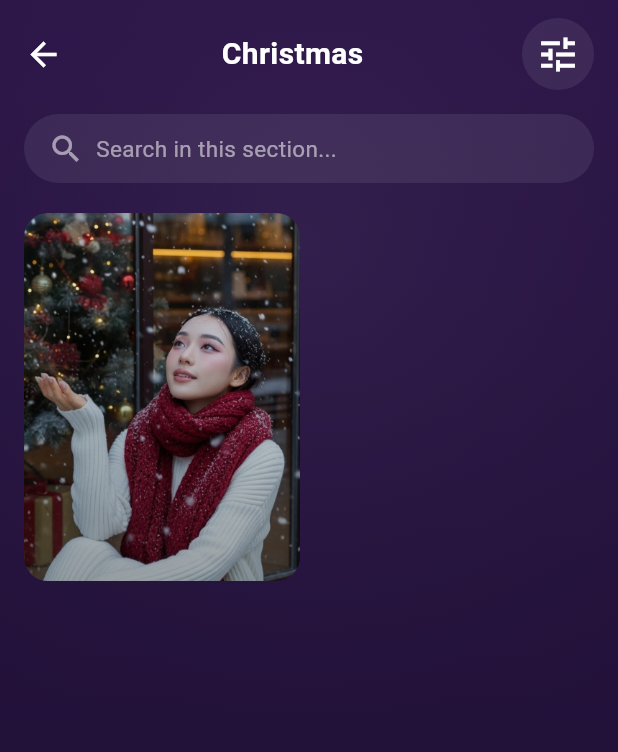
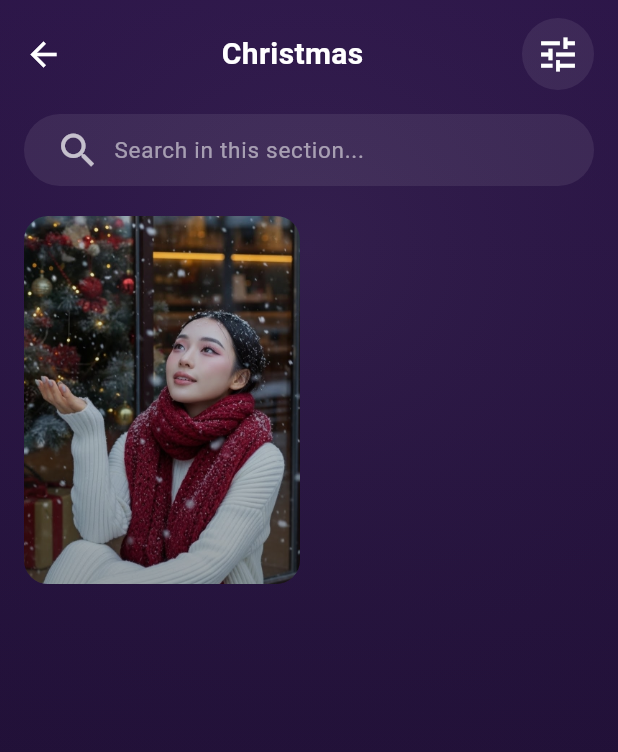
Before and after one commit to Hungvq1130/photo_ai, a Flutter app: the MainPage screen opened directly, after a tap on "See all", on a phone screen of 412 x 824 dp. Shown: the top 752 px of the screen. Run offline on Flutter 3.47's test engine with Material 3 defaults, Android fonts, the phone set to English and light mode, and no system bars; our stand-ins replace easy_localization, image_picker, permission_handler, shared_preferences; missing offline and left inert: image_gallery_saver_plus, image_picker_android, image_picker_platform_interface; accounts and stored records are empty.

Commit message:
fix bug keyboard

```diff
--- a/lib/favPage.dart
+++ b/lib/favPage.dart
@@ -70,7 +70,7 @@ class FavoritePage extends StatelessWidget {
                     builder: (_) => PresetDetailPage(
                       section: PresetSection(
                         id: 'favorite',
-                        name: 'Favorite', // fallback
+                        name: 'Favorite',
                         items: [item],
                       ),
                       item: item,
--- a/lib/hisPage.dart
+++ b/lib/hisPage.dart
@@ -102,7 +102,7 @@ class HistoryPage extends StatelessWidget {
                         builder: (_) => PresetDetailPage(
                           section: PresetSection(
                             id: 'history',
-                            name: 'History', // fallback
+                            name: 'History',
                             items: [item],
                           ),
                           item: item,
--- a/lib/homePage.dart
+++ b/lib/homePage.dart
@@ -6,6 +6,7 @@ import 'package:flutter/services.dart';
 import 'package:image_picker/image_picker.dart';
 import 'package:photo_ai/preset_detail_page.dart';
 import 'package:photo_ai/preset_generator.dart';
+import 'package:photo_ai/route_observer.dart';
 import 'package:photo_ai/seeAllPage.dart';
 import 'package:photo_ai/settings.dart';
 
@@ -27,7 +28,7 @@ class HomePage extends StatefulWidget {
   State<HomePage> createState() => _HomePageState();
 }
 
-class _HomePageState extends State<HomePage> {
+class _HomePageState extends State<HomePage> with RouteAware {
   XFile? _pickedFile;
   Uint8List? _pickedBytes;
   String? _selectedPrompt;
@@ -38,6 +39,7 @@ class _HomePageState extends State<HomePage> {
 
   PresetSection? _selectedSection;
   PresetItem? _selectedItem;
+  final FocusNode _searchFocusNode = FocusNode();
 
   final ImagePicker picker = ImagePicker();
 
@@ -51,6 +53,28 @@ class _HomePageState extends State<HomePage> {
   }
 
   @override
+  void didChangeDependencies() {
+    super.didChangeDependencies();
+
+    final route = ModalRoute.of(context);
+    if (route is PageRoute) {
+      routeObserver.subscribe(this, route);
+    }
+  }
+
+  @override
+  void didPopNext() {
+    _searchFocusNode.unfocus();
+  }
+
+  @override
+  void dispose() {
+    routeObserver.unsubscribe(this);
+    _searchFocusNode.dispose();
+    super.dispose();
+  }
+
+  @override
   Widget build(BuildContext context) {
     final generator = PresetGenerator(context);
 
@@ -58,6 +82,7 @@ class _HomePageState extends State<HomePage> {
       child: GestureDetector(
         onTap: () => FocusScope.of(context).unfocus(),
         child: Scaffold(
+          resizeToAvoidBottomInset: false,
           backgroundColor: Colors.transparent,
 
           appBar: PreferredSize(
@@ -134,6 +159,7 @@ class _HomePageState extends State<HomePage> {
                       ),
                       alignment: Alignment.center,
                       child: TextFormField(
+                        focusNode: _searchFocusNode,
                         style: const TextStyle(color: Colors.white),
                         cursorColor: Colors.white,
                         textInputAction: TextInputAction.search,
@@ -312,6 +338,7 @@ class SectionWidget extends StatelessWidget {
               const Spacer(),
               GestureDetector(
                 onTap: () {
+                  FocusScope.of(context).unfocus();
                   Navigator.push(
                     context,
                     MaterialPageRoute(
@@ -400,7 +427,7 @@ class _PresetItemCard extends StatelessWidget {
     final generator = PresetGenerator(context);
     return GestureDetector(
       onTap: () {
-
+        FocusScope.of(context).unfocus();
         Navigator.push(
           context,
           MaterialPageRoute(
--- a/lib/main.dart
+++ b/lib/main.dart
@@ -1,6 +1,7 @@
 import 'package:easy_localization/easy_localization.dart';
 import 'package:flutter/material.dart';
 import 'package:flutter/services.dart';
+import 'package:photo_ai/route_observer.dart';
 import 'package:photo_ai/splashScreen.dart';
 import 'package:image_picker_platform_interface/image_picker_platform_interface.dart';
 import 'package:image_picker_android/image_picker_android.dart';
@@ -14,6 +15,7 @@ Future<void> main() async {
   if (imagePickerImplementation is ImagePickerAndroid) {
     imagePickerImplementation.useAndroidPhotoPicker = true;
   }
+
   runApp(
     EasyLocalization(
       supportedLocales: const [
@@ -37,6 +39,7 @@ class MyApp extends StatelessWidget {
   @override
   Widget build(BuildContext context) {
     return MaterialApp(
+      navigatorObservers: [routeObserver],
       debugShowCheckedModeBanner: false,
       locale: context.locale,
       supportedLocales: context.supportedLocales,
--- a/lib/mainPage.dart
+++ b/lib/mainPage.dart
@@ -59,15 +59,15 @@ class _MainPageState extends State<MainPage> {
       const ProfilePage(),
     ];
 
-    final bottomInset = MediaQuery.of(context).padding.bottom;
 
     return AppGradientBackground(
       child: Scaffold(
+        resizeToAvoidBottomInset: false,
         backgroundColor: Colors.transparent,
         body: Stack(
           children: [
             Padding(
-              padding: EdgeInsets.only(bottom: 78 + bottomInset),
+              padding: EdgeInsets.only(bottom: 78),
               child: pages[_selectedIndex],
             ),
 
--- /dev/null
+++ b/lib/route_observer.dart
@@ -0,0 +1,4 @@
+import 'package:flutter/material.dart';
+
+final RouteObserver<PageRoute> routeObserver =
+RouteObserver<PageRoute>();
--- a/lib/seeAllPage.dart
+++ b/lib/seeAllPage.dart
@@ -1,22 +1,56 @@
 import 'package:flutter/material.dart';
 import 'package:easy_localization/easy_localization.dart';
+import 'package:photo_ai/preset_detail_page.dart';
+import 'package:photo_ai/route_observer.dart';
 import 'gradientBackground.dart';
 import 'settings.dart';
 import 'favStorage.dart';
 import 'homePage.dart';
 
-class SeeAllPage extends StatelessWidget {
+class SeeAllPage extends StatefulWidget {
   final PresetSection section;
 
   const SeeAllPage({
     super.key,
     required this.section,
   });
+  @override
+  State<SeeAllPage> createState() => _SeeAllPageState();
+}
+class _SeeAllPageState extends State<SeeAllPage> with RouteAware {
+  final FocusNode _searchFocusNode = FocusNode();
+
+  @override
+  void didChangeDependencies() {
+    super.didChangeDependencies();
+    final route = ModalRoute.of(context);
+    if (route is PageRoute) {
+      routeObserver.subscribe(this, route);
+    }
+  }
+
+  @override
+  void didPopNext() {
+    _searchFocusNode.unfocus();
+  }
+
+  @override
+  void dispose() {
+    routeObserver.unsubscribe(this);
+    _searchFocusNode.dispose();
+    super.dispose();
+  }
 
   @override
   Widget build(BuildContext context) {
     return AppGradientBackground(
+        child: GestureDetector(
+            behavior: HitTestBehavior.translucent,
+            onTap: () {
+              FocusScope.of(context).unfocus();
+            },
             child: Scaffold(
+              resizeToAvoidBottomInset: false,
               backgroundColor: Colors.transparent,
               body: SafeArea(
                 child: Column(
@@ -27,7 +61,10 @@ class SeeAllPage extends StatelessWidget {
                       child: Row(
                         children: [
                           GestureDetector(
-                      onTap: () => Navigator.pop(context),
+                            onTap: () => {
+                    _searchFocusNode.unfocus(),
+                    Navigator.pop(context)
+                    },
                             child: const Icon(
                               Icons.arrow_back,
                               color: Colors.white,
@@ -38,7 +75,7 @@ class SeeAllPage extends StatelessWidget {
                           const Spacer(),
 
                           Text(
-                      section.localizedName(context),
+                            widget.section.localizedName(context),
                             style: const TextStyle(
                               color: Colors.white,
                               fontSize: 20,
@@ -69,29 +106,54 @@ class SeeAllPage extends StatelessWidget {
                     Padding(
                       padding: const EdgeInsets.fromLTRB(16, 8, 16, 12),
                       child: Container(
-                  height: 46,
+                        height: 48,
                         padding: const EdgeInsets.symmetric(horizontal: 16),
                         decoration: BoxDecoration(
                           color: Colors.white.withOpacity(0.08),
                           borderRadius: BorderRadius.circular(24),
                         ),
-                  child: Row(
-                    children: [
-                      const Icon(
-                        Icons.search,
-                        color: Colors.white54,
-                      ),
-                      const SizedBox(width: 8),
-                      Expanded(
-                        child: Text(
-                          'see_all_search_hint'.tr(),
-                          style: const TextStyle(
+                        alignment: Alignment.center,
+                        child: TextFormField(
+                          focusNode: _searchFocusNode,
+                          style: const TextStyle(color: Colors.white),
+                          cursorColor: Colors.white,
+                          textInputAction: TextInputAction.search,
+                          textAlignVertical: TextAlignVertical.center,
+
+                          decoration: InputDecoration(
+                            isDense: true,
+
+                            hintText: 'see_all_search_hint'.tr(),
+                            hintStyle: const TextStyle(
                               color: Colors.white54,
                               fontSize: 15,
                             ),
+
+                            prefixIcon: const Icon(
+                              Icons.search,
+                              color: Colors.white70,
+                              size: 30,
                             ),
+
+                            prefixIconConstraints: const BoxConstraints(
+                              minWidth: 40,
+                              minHeight: 40,
                             ),
-                    ],
+
+                            contentPadding: const EdgeInsets.symmetric(
+                                vertical: 0),
+
+                            border: InputBorder.none,
+                            enabledBorder: InputBorder.none,
+                            focusedBorder: InputBorder.none,
+                          ),
+
+                          onChanged: (value) {
+                          },
+
+                          onFieldSubmitted: (value) {
+                            FocusScope.of(context).unfocus();
+                          },
                         ),
                       ),
                     ),
@@ -99,7 +161,7 @@ class SeeAllPage extends StatelessWidget {
                     Expanded(
                       child: GridView.builder(
                         padding: const EdgeInsets.fromLTRB(16, 8, 16, 16),
-                  itemCount: section.items.length,
+                        itemCount: widget.section.items.length,
                         gridDelegate:
                         const SliverGridDelegateWithFixedCrossAxisCount(
                           crossAxisCount: 2,
@@ -108,9 +170,9 @@ class SeeAllPage extends StatelessWidget {
                           childAspectRatio: 3 / 4,
                         ),
                         itemBuilder: (context, index) {
-                    final item = section.items[index];
+                          final item = widget.section.items[index];
                           return _SeeAllItemCard(
-                      section: section,
+                            section: widget.section,
                             item: item,
                           );
                         },
@@ -120,6 +182,7 @@ class SeeAllPage extends StatelessWidget {
                 ),
               ),
             ),
+        )
     );
   }
 }
@@ -136,7 +199,8 @@ class _SeeAllItemCard extends StatelessWidget {
   void _openSettings(BuildContext context) {
     showModalBottomSheet(
       context: context,
-      builder: (_) => Settings(
+      builder: (_) =>
+          Settings(
             originImage: item.imgOrigin,
             previewImage: item.imgPreview,
             isFavorite: item.isFavorite,
@@ -159,7 +223,22 @@ class _SeeAllItemCard extends StatelessWidget {
   @override
   Widget build(BuildContext context) {
     return GestureDetector(
-      onTap: () => _openSettings(context),
+      onTap: () {
+        FocusScope.of(context).unfocus();
+        Navigator.push(
+          context,
+          MaterialPageRoute(
+            builder: (_) => PresetDetailPage(
+              section: section,
+              item: item,
+              onPickImage: (section, item) {
+              },
+              onFavoriteChanged: () {
+              },
+            ),
+          ),
+        );
+      },
       child: ClipRRect(
         borderRadius: BorderRadius.circular(16),
         child: Stack(
@@ -186,4 +265,5 @@ class _SeeAllItemCard extends StatelessWidget {
       ),
     );
   }
+
 }
--- a/lib/textDocPage.dart
+++ b/lib/textDocPage.dart
@@ -88,7 +88,6 @@ class _DocumentCard extends StatelessWidget {
       child: Column(
         crossAxisAlignment: CrossAxisAlignment.start,
         children: [
-          // ===== CARD HEADER =====
           Row(
             children: [
               Container(
@@ -130,14 +129,12 @@ class _DocumentCard extends StatelessWidget {
 
           const SizedBox(height: 20),
 
-          // ===== DOCUMENT CONTENT =====
           _buildContent(content),
         ],
       ),
     );
   }
 
-  /// Parse đơn giản: heading / bullet / paragraph
   Widget _buildContent(String text) {
     final lines = text.split('\n');
 
@@ -146,7 +143,6 @@ class _DocumentCard extends StatelessWidget {
       children: lines.map((line) {
         final trimmed = line.trim();
 
-        // Heading: "1. Giới thiệu"
         if (RegExp(r'^\d+\.').hasMatch(trimmed)) {
           return Padding(
             padding: const EdgeInsets.only(top: 16, bottom: 8),
@@ -161,7 +157,6 @@ class _DocumentCard extends StatelessWidget {
           );
         }
 
-        // Bullet point
         if (trimmed.startsWith('-') || trimmed.startsWith('•')) {
           return Padding(
             padding: const EdgeInsets.only(left: 12, bottom: 6),
@@ -190,7 +185,6 @@ class _DocumentCard extends StatelessWidget {
           );
         }
 
-        // Normal paragraph
         if (trimmed.isNotEmpty) {
           return Padding(
             padding: const EdgeInsets.only(bottom: 8),
```
Also changed, not shown: lib/imagePage.dart (+2 -8 lines), lib/onBoardingPage.dart (+1 -22 lines), lib/splashScreen.dart (+5 -5 lines). Lines whose indentation alone changed are shown as unchanged.
